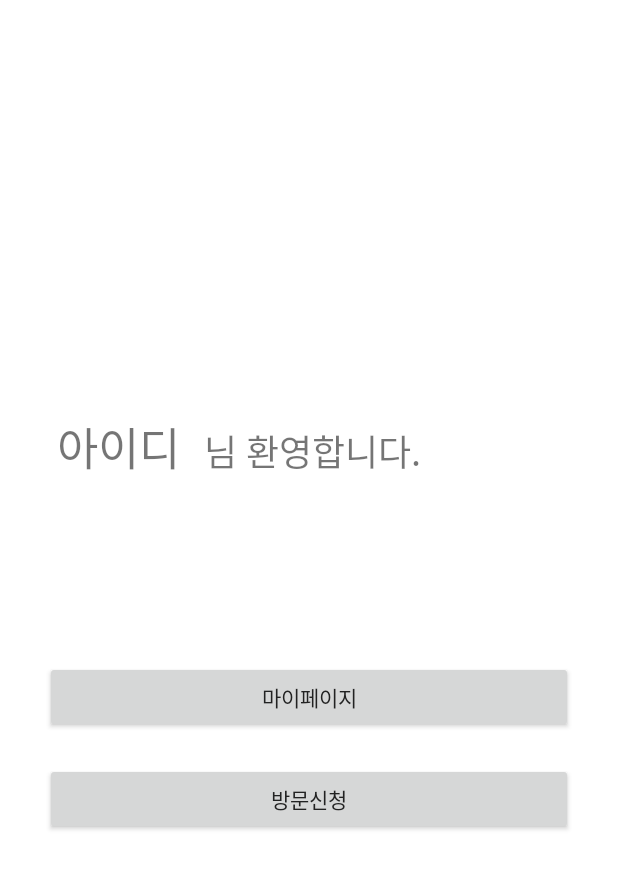
After one commit to yewon918/VisitorManagement, an Android app: the layout activity_menu.xml on its own in the app's theme, with its tools: preview values and no code run, on a phone screen of 412 x 824 dp. The commit adds this screen. Shown: the top 869 px of the screen. Run offline under Robolectric (Android 15) with nearby library versions, the light colour scheme and no system bars; network calls fail.

Commit message:
페이지 추가

```diff
--- a/VisitManagement/app/src/main/AndroidManifest.xml
+++ b/VisitManagement/app/src/main/AndroidManifest.xml
@@ -14,7 +14,6 @@
         android:roundIcon="@mipmap/ic_launcher_round"
         android:supportsRtl="true"
         android:theme="@style/Theme.VisitManagement"
-        android:usesCleartextTraffic="true"
         tools:targetApi="31">
 
         <activity
--- a/VisitManagement/app/src/main/java/com/example/visitmanagement/LoginActivity.java
+++ b/VisitManagement/app/src/main/java/com/example/visitmanagement/LoginActivity.java
@@ -46,8 +46,8 @@ public class LoginActivity extends AppCompatActivity {
             @Override
             public void onClick(View view) {
                 // EditText에 현재 입력되어있는 값을 get(가져온다)해온다.
-                String ID = et_id.getText().toString();
-                String Password = et_pass.getText().toString();
+                String userID = et_id.getText().toString();
+                String userPass = et_pass.getText().toString();
 //                Intent intent = new Intent(LoginActivity.this, Mainpage.class);
 //                startActivity(intent);
                 Response.Listener<String> responseListener = new Response.Listener<String>() {
@@ -76,7 +76,7 @@ public class LoginActivity extends AppCompatActivity {
                         }
                     }
                 };
-                LoginRequest loginRequest = new LoginRequest(ID, Password, responseListener);
+                LoginRequest loginRequest = new LoginRequest(userID, userPass, responseListener);
                 RequestQueue queue = Volley.newRequestQueue(LoginActivity.this);
                 queue.add(loginRequest);
             }
--- /dev/null
+++ b/VisitManagement/app/src/main/res/layout/activity_menu.xml
@@ -0,0 +1,72 @@
+<?xml version="1.0" encoding="utf-8"?>
+<LinearLayout xmlns:android="http://schemas.android.com/apk/res/android"
+    xmlns:app="http://schemas.android.com/apk/res-auto"
+    xmlns:tools="http://schemas.android.com/tools"
+    android:layout_width="match_parent"
+    android:layout_height="match_parent"
+    android:background="#ffffff"
+    android:gravity="center"
+    android:orientation="vertical"
+    android:padding="10dp">
+
+
+    <LinearLayout
+        android:layout_width="fill_parent"
+        android:layout_height="wrap_content"
+        android:layout_gravity="center"
+        android:orientation="vertical"
+        android:paddingLeft="20dp"
+        android:paddingRight="20dp">
+
+        <LinearLayout
+            android:layout_width="match_parent"
+            android:layout_height="wrap_content"
+            android:layout_marginBottom="100dp">
+
+            <TextView
+                android:id="@+id/tv_id"
+                android:layout_width="wrap_content"
+                android:layout_height="wrap_content"
+                android:layout_marginStart="8dp"
+                android:layout_marginLeft="8dp"
+                android:layout_marginTop="8dp"
+                android:layout_marginEnd="8dp"
+                android:layout_marginRight="8dp"
+                android:text="아이디"
+                android:textSize="30sp"
+                />
+            <TextView
+                android:id="@+id/userId"
+                android:layout_width="wrap_content"
+                android:layout_height="wrap_content"
+                android:layout_marginStart="8dp"
+                android:layout_marginLeft="8dp"
+                android:layout_marginTop="8dp"
+                android:layout_marginEnd="8dp"
+                android:layout_marginRight="8dp"
+                android:text="님 환영합니다."
+                android:textSize="24sp"
+                />
+        </LinearLayout>
+
+        <androidx.appcompat.widget.AppCompatButton
+            android:id="@+id/btn_mypage"
+            android:layout_width="fill_parent"
+            android:layout_height="wrap_content"
+            android:layout_marginTop="20dip"
+            android:text="마이페이지"
+            android:textColor="#222222" />
+
+        <androidx.appcompat.widget.AppCompatButton
+            android:id="@+id/btn_reservation"
+            android:layout_width="fill_parent"
+            android:layout_height="wrap_content"
+            android:layout_marginTop="20dip"
+            android:text="방문신청"
+            android:textColor="#222222" />
+
+
+
+    </LinearLayout>
+
+</LinearLayout>
```
Also changed, not shown: VisitManagement/app/src/main/java/com/example/visitmanagement/LoginRequest.java (+4 -4 lines), VisitManagement/app/src/main/java/com/example/visitmanagement/RegisterActivity.java (+11 -43 lines), VisitManagement/app/src/main/java/com/example/visitmanagement/RegisterRequest.java (+8 -8 lines), VisitManagement/app/src/main/java/com/example/visitmanagement/menu.java (added, +24 -0 lines), VisitManagement/app/src/main/res/drawable-v24/view.jpg (added), 2 other files.
